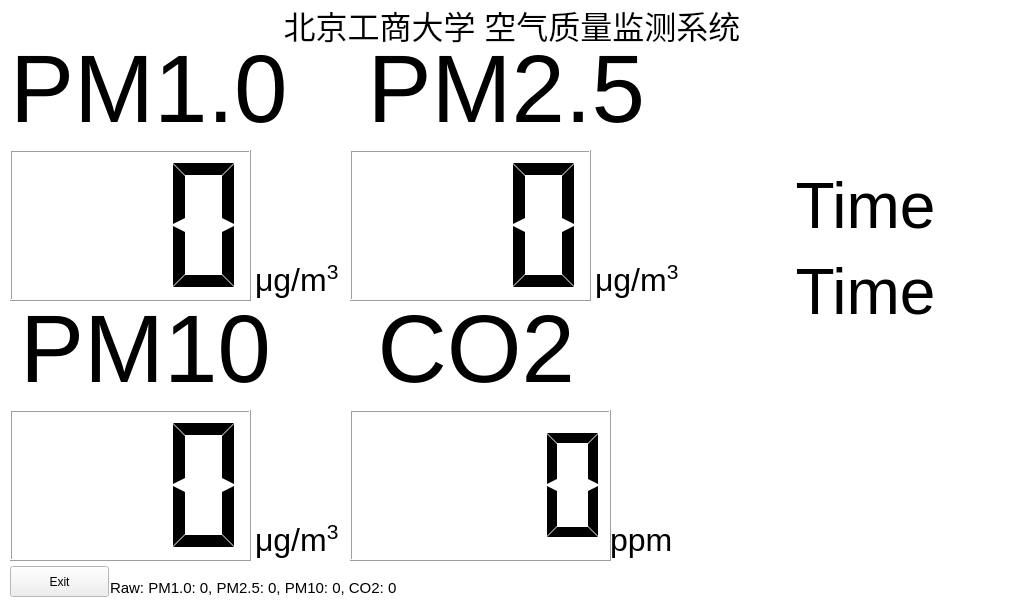
The window that pm/mainwindow.ui (ypwhs/PM2.5) describes before a commit, drawn with Qt 5.
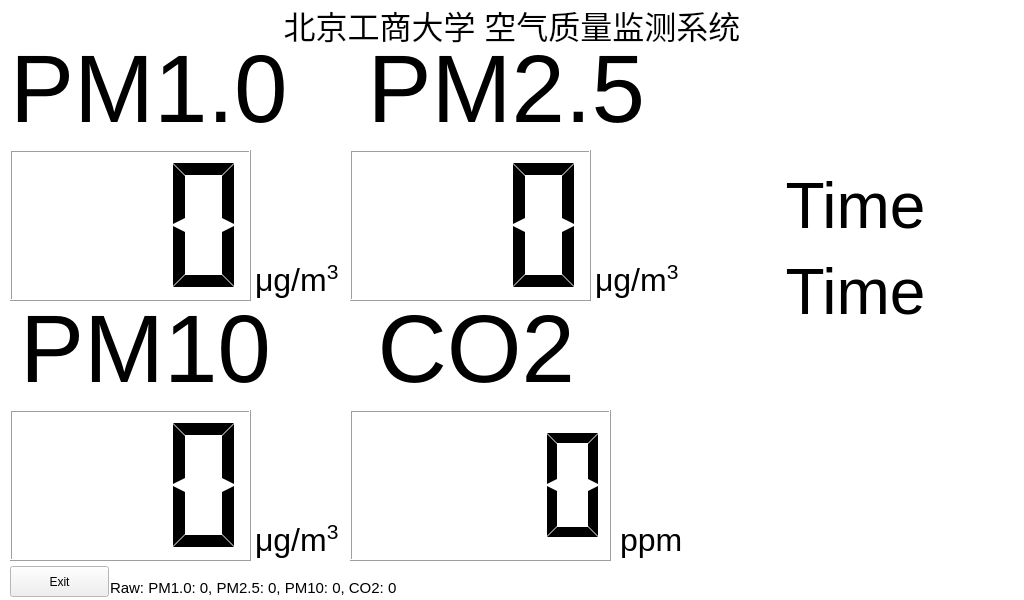
The same window after the commit. Icons and pictures are not drawn.

Patch:
```diff
--- a/pm/mainwindow.ui
+++ b/pm/mainwindow.ui
@@ -160,7 +160,7 @@
      <rect>
       <x>10</x>
       <y>35</y>
-      <width>671</width>
+      <width>701</width>
       <height>111</height>
      </rect>
     </property>
@@ -243,7 +243,7 @@
      <rect>
       <x>255</x>
       <y>260</y>
-      <width>91</width>
+      <width>101</width>
       <height>41</height>
      </rect>
     </property>
@@ -261,7 +261,7 @@
      <rect>
       <x>595</x>
       <y>260</y>
-      <width>91</width>
+      <width>101</width>
       <height>41</height>
      </rect>
     </property>
@@ -279,7 +279,7 @@
      <rect>
       <x>255</x>
       <y>520</y>
-      <width>91</width>
+      <width>101</width>
       <height>41</height>
      </rect>
     </property>
@@ -295,7 +295,7 @@
    <widget class="QLabel" name="label_7">
     <property name="geometry">
      <rect>
-      <x>610</x>
+      <x>620</x>
       <y>520</y>
       <width>71</width>
       <height>41</height>
@@ -335,9 +335,9 @@
    <widget class="QLabel" name="label_time">
     <property name="geometry">
      <rect>
-      <x>710</x>
+      <x>690</x>
       <y>170</y>
-      <width>311</width>
+      <width>331</width>
       <height>151</height>
      </rect>
     </property>
```
